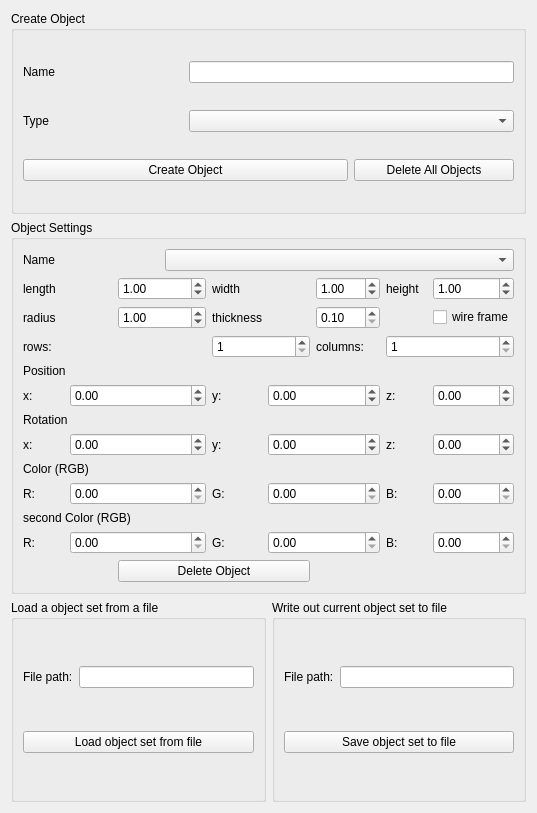
Old version of the form cedar/auxiliaries/gl/SceneWidget.ui in the repository cedar/cedar.
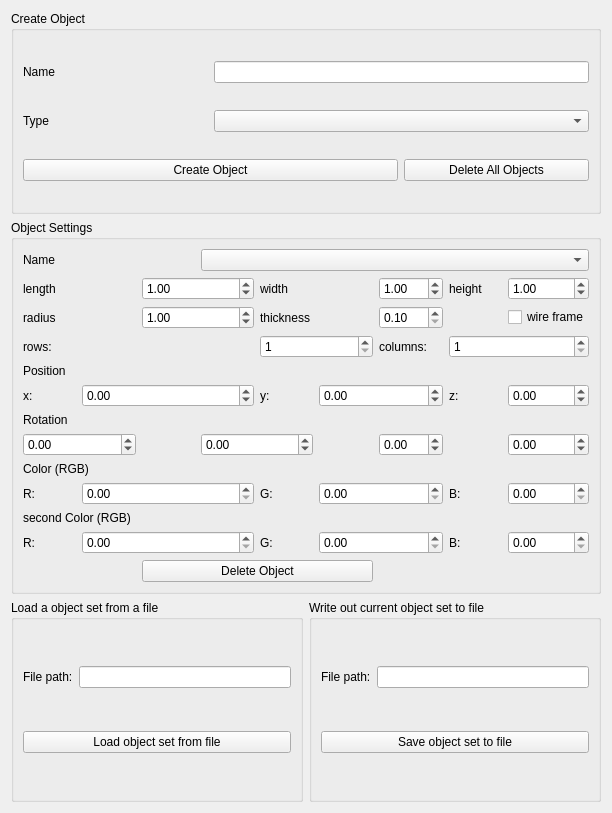
New version of the form.

```diff
--- a/cedar/auxiliaries/gl/SceneWidget.ui
+++ b/cedar/auxiliaries/gl/SceneWidget.ui
@@ -6,7 +6,7 @@
    <rect>
     <x>0</x>
     <y>0</y>
-    <width>537</width>
+    <width>612</width>
     <height>813</height>
    </rect>
   </property>
@@ -219,56 +219,6 @@
         </property>
        </widget>
       </item>
-      <item row="9" column="0">
-       <widget class="QLabel" name="mpLabelRotationX">
-        <property name="text">
-         <string>x:</string>
-        </property>
-       </widget>
-      </item>
-      <item row="9" column="1" colspan="3">
-       <widget class="QDoubleSpinBox" name="mpDoubleSpinBoxRotationX">
-        <property name="minimum">
-         <double>-5.000000000000000</double>
-        </property>
-        <property name="maximum">
-         <double>5.000000000000000</double>
-        </property>
-        <property name="singleStep">
-         <double>0.100000000000000</double>
-        </property>
-       </widget>
-      </item>
-      <item row="9" column="4">
-       <widget class="QLabel" name="mpLabelRotationY">
-        <property name="text">
-         <string>y:</string>
-        </property>
-       </widget>
-      </item>
-      <item row="9" column="5" colspan="2">
-       <widget class="QDoubleSpinBox" name="mpDoubleSpinBoxRotationY">
-        <property name="decimals">
-         <number>2</number>
-        </property>
-        <property name="minimum">
-         <double>-5.000000000000000</double>
-        </property>
-        <property name="maximum">
-         <double>5.000000000000000</double>
-        </property>
-        <property name="singleStep">
-         <double>0.100000000000000</double>
-        </property>
-       </widget>
-      </item>
-      <item row="9" column="7">
-       <widget class="QLabel" name="mpLabelRotationZ">
-        <property name="text">
-         <string>z:</string>
-        </property>
-       </widget>
-      </item>
       <item row="9" column="8">
        <widget class="QDoubleSpinBox" name="mpDoubleSpinBoxRotationZ">
         <property name="minimum">
@@ -560,6 +510,48 @@
         </property>
        </widget>
       </item>
+      <item row="9" column="6">
+       <widget class="QDoubleSpinBox" name="mpDoubleSpinBoxRotation2">
+        <property name="decimals">
+         <number>2</number>
+        </property>
+        <property name="minimum">
+         <double>-5.000000000000000</double>
+        </property>
+        <property name="maximum">
+         <double>5.000000000000000</double>
+        </property>
+        <property name="singleStep">
+         <double>0.100000000000000</double>
+        </property>
+       </widget>
+      </item>
+      <item row="9" column="3" colspan="2">
+       <widget class="QDoubleSpinBox" name="mpDoubleSpinBoxRotation1">
+        <property name="minimum">
+         <double>-5.000000000000000</double>
+        </property>
+        <property name="maximum">
+         <double>5.000000000000000</double>
+        </property>
+        <property name="singleStep">
+         <double>0.100000000000000</double>
+        </property>
+       </widget>
+      </item>
+      <item row="9" column="0" colspan="2">
+       <widget class="QDoubleSpinBox" name="mpDoubleSpinBoxRotation0">
+        <property name="minimum">
+         <double>-5.000000000000000</double>
+        </property>
+        <property name="maximum">
+         <double>5.000000000000000</double>
+        </property>
+        <property name="singleStep">
+         <double>0.100000000000000</double>
+        </property>
+       </widget>
+      </item>
      </layout>
     </widget>
    </item>
```
Left out of the diff: 2 changed lines with no effect on the pictures.
